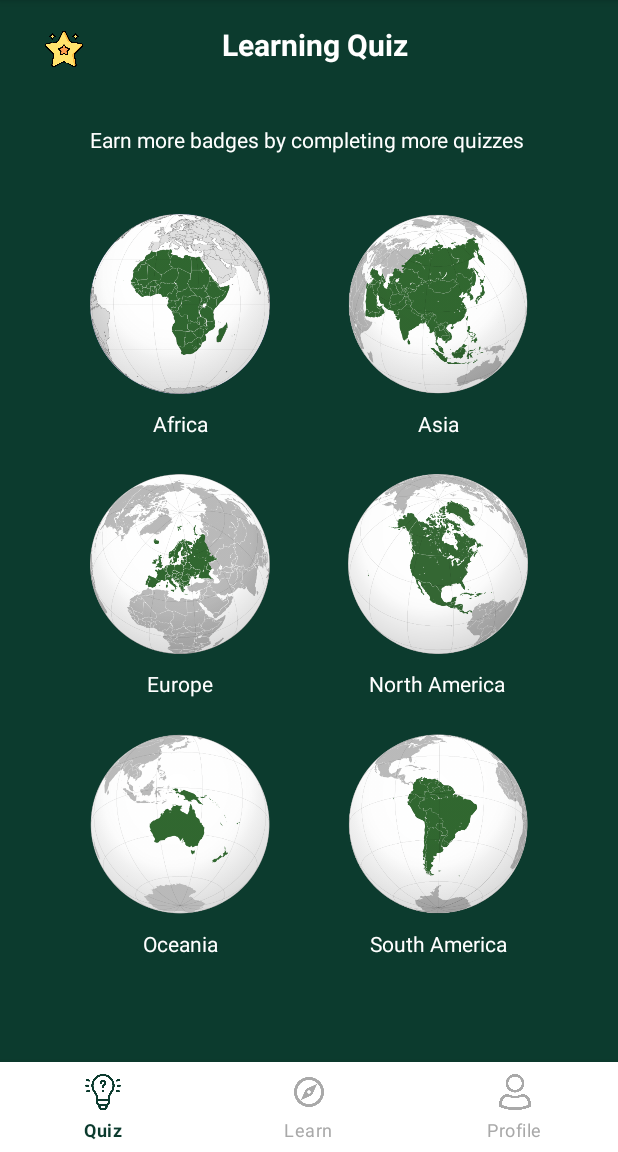
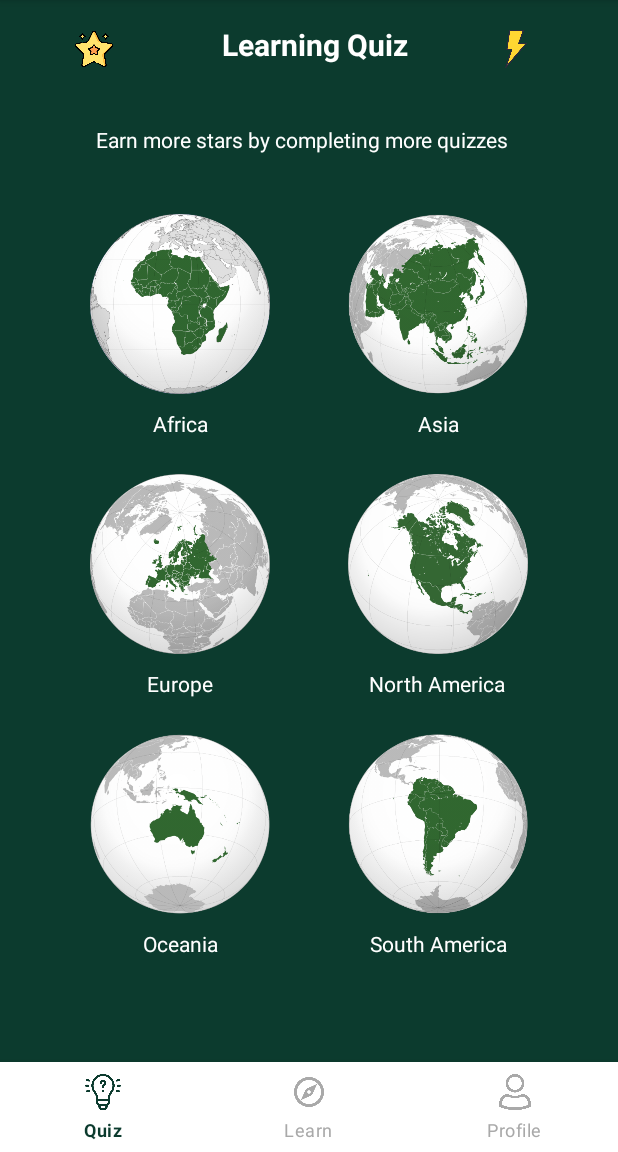
Before and after one commit to INFS3634/FlagMaster-Android-App, an Android app: the QuizActivity screen opened directly, with no data from a screen before it, on a phone screen of 412 x 824 dp, the part 84-1236 px from its top. Run offline under Robolectric (Android 15) with nearby library versions, the phone set to English and light mode, and no system bars; our stand-ins replace Firebase (no records; nobody signed in at launch, a user with empty details on screens opened directly).

Commit message:
Updated stars and points

```diff
--- a/app/src/main/java/au/edu/unsw/infs3634/unswlearning/QuizActivity.java
+++ b/app/src/main/java/au/edu/unsw/infs3634/unswlearning/QuizActivity.java
@@ -47,7 +47,8 @@ public class QuizActivity extends AppCompatActivity {
     private AlertDialog.Builder dialogBuilder;
     private AlertDialog dialog;
     private ImageView easyQuiz, hardQuiz;
-    private TextView regionChosenTv, countPoint, countStar;
+    private TextView regionChosenTv;
+    public static TextView countPoint, countStar;
     //Firebase Database
     private FirebaseDatabase mFirebaseDatabase;
     private DatabaseReference databaseReference;
@@ -67,9 +68,7 @@ public class QuizActivity extends AppCompatActivity {
         countStar = findViewById(R.id.countStar);
 
         //Set up Firebase Database
-        //mAuth = FirebaseAuth.getInstance();
         mFirebaseDatabase = FirebaseDatabase.getInstance("https://infs3634-flagmaster-app-default-rtdb.asia-southeast1.firebasedatabase.app");
-        //databaseReference = mFirebaseDatabase.getReference("USER");
         databaseReference = mFirebaseDatabase.getReference("USER");
 
         //Display user data
@@ -112,7 +111,6 @@ public class QuizActivity extends AppCompatActivity {
                     case R.id.profile:
                         System.out.println("Profile");
                         startActivity(new Intent(QuizActivity.this, ProfileActivity.class));
-                        //overridePendingTransition(0,0);
                         return true;
                 }
                 return false;
--- a/app/src/main/res/layout/activity_quiz.xml
+++ b/app/src/main/res/layout/activity_quiz.xml
@@ -12,14 +12,24 @@
     //Draw a horizontal line at the top of the screen
 
     <ImageView
-        android:id="@+id/imageView2"
+        android:id="@+id/starIcon"
         android:layout_width="45dp"
         android:layout_height="25dp"
-        android:layout_marginStart="20dp"
+        android:layout_marginStart="40dp"
         android:layout_marginTop="20dp"
         app:layout_constraintStart_toStartOf="parent"
         app:layout_constraintTop_toTopOf="parent"
         app:srcCompat="@drawable/star" />
+
+    <ImageView
+        android:id="@+id/pointIcon"
+        android:layout_width="45dp"
+        android:layout_height="25dp"
+        android:layout_marginTop="20dp"
+        android:layout_marginEnd="5dp"
+        app:layout_constraintEnd_toEndOf="@+id/countPoint"
+        app:layout_constraintTop_toTopOf="parent"
+        app:srcCompat="@drawable/lightning_icon" />
 
     <TextView
         android:id="@+id/africa"
@@ -56,12 +66,13 @@
 
     <TextView
         android:id="@+id/countStar"
-        android:layout_width="40dp"
+        android:layout_width="wrap_content"
         android:layout_height="25dp"
-        android:layout_marginStart="60dp"
+        android:layout_marginStart="5dp"
         android:layout_marginTop="22dp"
         android:textColor="#ffba00"
-        app:layout_constraintStart_toStartOf="parent"
+        android:textSize="16sp"
+        app:layout_constraintStart_toEndOf="@+id/starIcon"
         app:layout_constraintTop_toTopOf="parent" />
 
     <TextView
@@ -189,9 +200,9 @@
         android:id="@+id/textView6"
         android:layout_width="wrap_content"
         android:layout_height="wrap_content"
-        android:layout_marginStart="60dp"
+        android:layout_marginStart="64dp"
         android:layout_marginTop="40dp"
-        android:text="Earn more badges by completing more quizzes"
+        android:text="Earn more stars by completing more quizzes"
         android:textColor="#ffffff"
         app:layout_constraintStart_toStartOf="parent"
         app:layout_constraintTop_toBottomOf="@+id/textView" />
@@ -201,8 +212,9 @@
         android:layout_width="wrap_content"
         android:layout_height="wrap_content"
         android:layout_marginTop="22dp"
-        android:layout_marginEnd="60dp"
+        android:layout_marginEnd="40dp"
         android:textColor="#ffba00"
+        android:textSize="16sp"
         app:layout_constraintEnd_toEndOf="parent"
         app:layout_constraintTop_toTopOf="parent" />
 
--- a/app/src/main/res/layout/popup_window.xml
+++ b/app/src/main/res/layout/popup_window.xml
@@ -4,7 +4,7 @@
     xmlns:tools="http://schemas.android.com/tools"
     android:id="@+id/popupWindow"
     android:layout_width="wrap_content"
-    android:layout_height="wrap_content">
+    android:layout_height="200dp">
 
     <ImageView
         android:id="@+id/easyQuiz"
```
Also changed, not shown: app/src/main/java/au/edu/unsw/infs3634/unswlearning/MCQQuizActivity.java (+40 -8 lines), app/src/main/res/drawable/lightning_icon.png (added), 1 other file.
